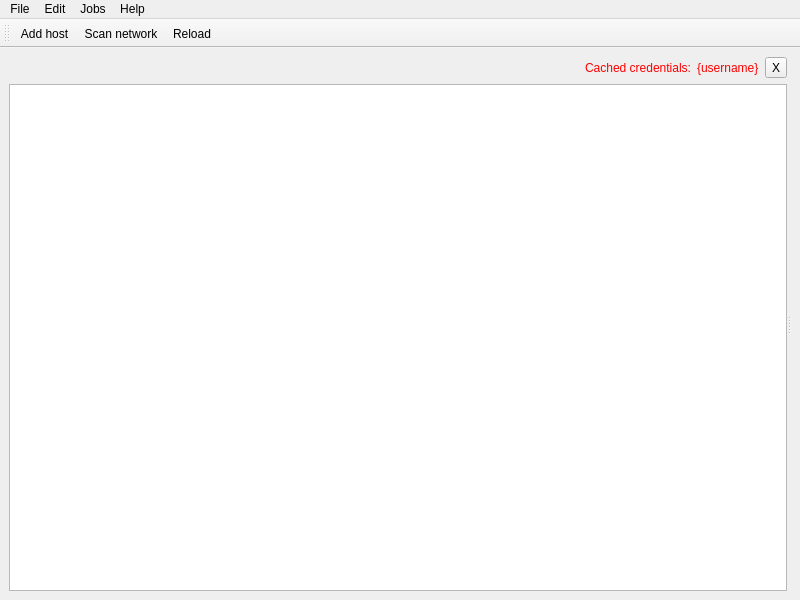
Above: marche/gui/ui/mainwindow.ui from mlz-ictrl/marche before the change. Below: the same form after it.
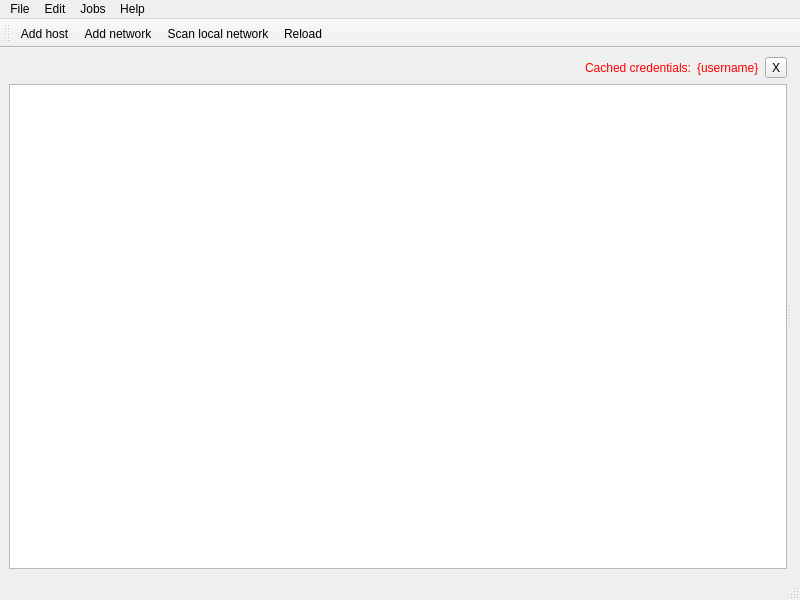
That is the form after the change. Icons and pictures are not drawn.

Commit message: Add active subnet scan.

The edit to the form file:
```diff
--- a/marche/gui/ui/mainwindow.ui
+++ b/marche/gui/ui/mainwindow.ui
@@ -98,6 +98,9 @@
             <height>24</height>
            </size>
           </property>
+          <property name="sortingEnabled">
+           <bool>true</bool>
+          </property>
          </widget>
         </item>
        </layout>
@@ -128,7 +131,8 @@
     </property>
     <addaction name="separator"/>
     <addaction name="actionAdd_host"/>
-    <addaction name="actionScan_network"/>
+    <addaction name="actionAdd_network"/>
+    <addaction name="actionScan_local_network"/>
     <addaction name="separator"/>
     <addaction name="actionSave_session_as"/>
     <addaction name="actionLoad_session"/>
@@ -173,9 +177,11 @@
     <bool>false</bool>
    </attribute>
    <addaction name="actionAdd_host"/>
-   <addaction name="actionScan_network"/>
+   <addaction name="actionAdd_network"/>
+   <addaction name="actionScan_local_network"/>
    <addaction name="actionReload"/>
   </widget>
+  <widget class="QStatusBar" name="statusBar"/>
   <action name="actionAdd_host">
    <property name="icon">
     <iconset resource="../res/marche-gui.qrc">
@@ -218,13 +224,13 @@
     <string>About Qt</string>
    </property>
   </action>
-  <action name="actionScan_network">
+  <action name="actionScan_local_network">
    <property name="icon">
     <iconset resource="../res/marche-gui.qrc">
      <normaloff>:/marche/server-cast.png</normaloff>:/marche/server-cast.png</iconset>
    </property>
    <property name="text">
-    <string>Scan network</string>
+    <string>Scan local network</string>
    </property>
    <property name="shortcut">
     <string>Ctrl+B</string>
@@ -275,6 +281,15 @@
     <string>Preferences</string>
    </property>
   </action>
+  <action name="actionAdd_network">
+   <property name="icon">
+    <iconset resource="../res/marche-gui.qrc">
+     <normaloff>:/marche/server-cast.png</normaloff>:/marche/server-cast.png</iconset>
+   </property>
+   <property name="text">
+    <string>Add network</string>
+   </property>
+  </action>
  </widget>
  <resources>
   <include location="../res/marche-gui.qrc"/>
```
The commit also changes 6 other files.
